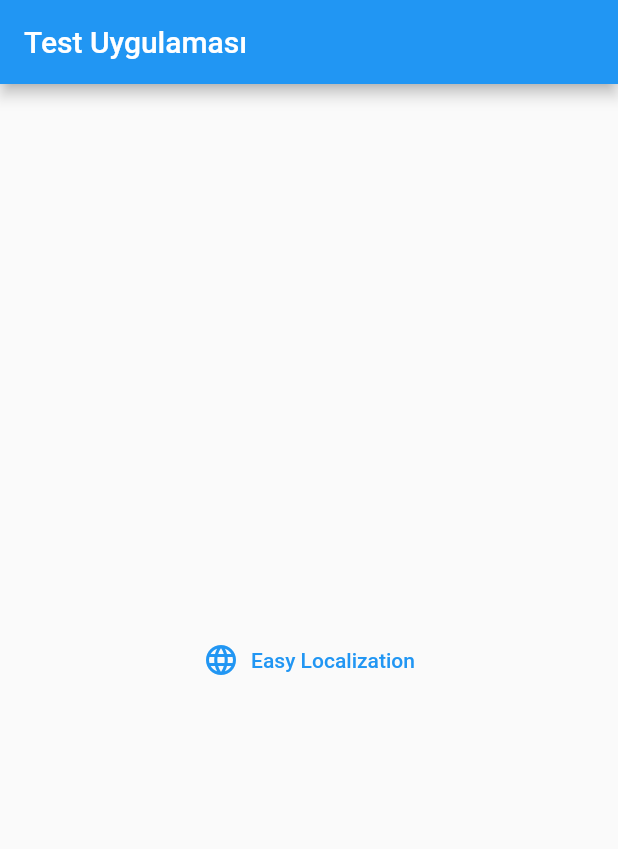
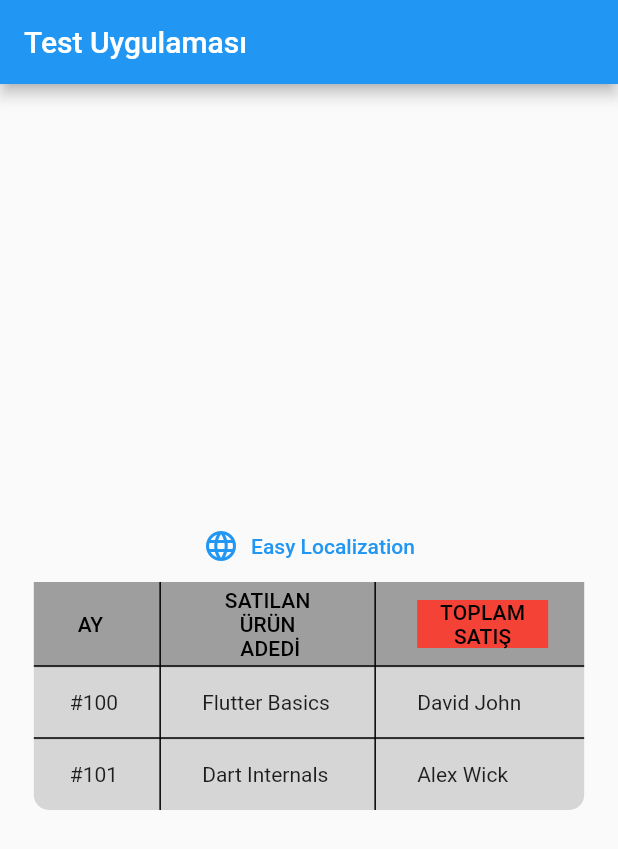
Before and after one commit to fehmivelioglu/flutter-test, a Flutter app: the screen it shows after launch, on a phone screen of 412 x 824 dp. Shown: the top 849 px of the screen. Run offline on Flutter 3.47's test engine with Material 2 defaults, Android fonts, the phone set to English and light mode, and no system bars; our stand-ins replace easy_localization.

Commit message:
data table added

```diff
--- /dev/null
+++ b/lib/core/extension/device_size_extension.dart
@@ -0,0 +1,10 @@
+import 'package:flutter/material.dart';
+
+extension MediaQueryExtension on BuildContext {
+  MediaQueryData get deviceSize => MediaQuery.of(this);
+}
+
+extension DeviceSizeExtension on BuildContext {
+  double get height => deviceSize.size.height;
+  double get width => deviceSize.size.width;
+}
--- a/lib/views/home/home_screen.dart
+++ b/lib/views/home/home_screen.dart
@@ -1,9 +1,10 @@
 import 'package:flutter/material.dart';
+import 'package:test/core/extension/device_size_extension.dart';
 
 import '../easy-localization/easylocalization_screen.dart';
 
 class HomeScreen extends StatelessWidget {
-  const HomeScreen({ Key? key }) : super(key: key);
+  const HomeScreen({Key? key}) : super(key: key);
 
   @override
   Widget build(BuildContext context) {
@@ -16,9 +17,57 @@ class HomeScreen extends StatelessWidget {
         mainAxisAlignment: MainAxisAlignment.center,
         children: [
           TextButton.icon(
-                onPressed: () => Navigator.push(context, MaterialPageRoute(builder: (context)=>const EasyLocalizationScreen())),
+              onPressed: () => Navigator.push(
+                  context,
+                  MaterialPageRoute(
+                      builder: (context) => const EasyLocalizationScreen())),
               icon: const Icon(Icons.language),
-                label: const Text('Easy Localization'))
+              label: const Text('Easy Localization')),
+          DataTable(
+              decoration: BoxDecoration(
+                borderRadius: const BorderRadius.vertical(
+                  bottom: Radius.circular(10.0),
+                ),
+                color: Colors.grey[350],
+              ),
+              border: TableBorder.symmetric(
+                  inside: const BorderSide(color: Colors.black)),
+              headingRowColor: MaterialStateProperty.all(Colors.grey),
+              columns: [
+                DataColumn(
+                    label: SizedBox(
+                  child: const Text(
+                    'AY',
+                    textAlign: TextAlign.center,
+                  ),
+                  width: context.width / 3 - 110,
+                )),
+                DataColumn(
+                    label: SizedBox(
+                  child: const Text('SATILAN ÜRÜN\n ADEDİ',
+                      textAlign: TextAlign.center, softWrap: true),
+                  width: context.width / 3 - 50,
+                )),
+                DataColumn(
+                    label: Container(
+                  color: Colors.red,
+                  child: const Text('TOPLAM SATIŞ',
+                      textAlign: TextAlign.center, softWrap: true),
+                  width: context.width / 3 - 50,
+                )),
+              ],
+              rows: const [
+                DataRow(cells: [
+                  DataCell(Text('#100', textAlign: TextAlign.center)),
+                  DataCell(Text('Flutter Basics', textAlign: TextAlign.center)),
+                  DataCell(Text('David John', textAlign: TextAlign.center))
+                ]),
+                DataRow(cells: [
+                  DataCell(Text('#101', textAlign: TextAlign.center)),
+                  DataCell(Text('Dart Internals', textAlign: TextAlign.center)),
+                  DataCell(Text('Alex Wick', textAlign: TextAlign.center))
+                ])
+              ])
         ],
       )),
     );
```
Lines whose indentation alone changed are shown as unchanged.
